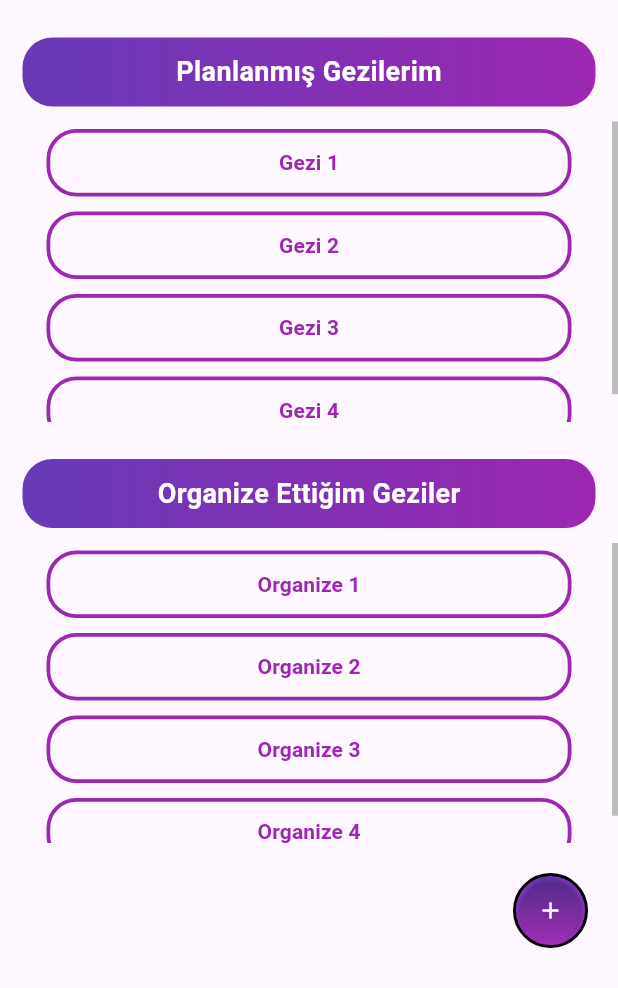
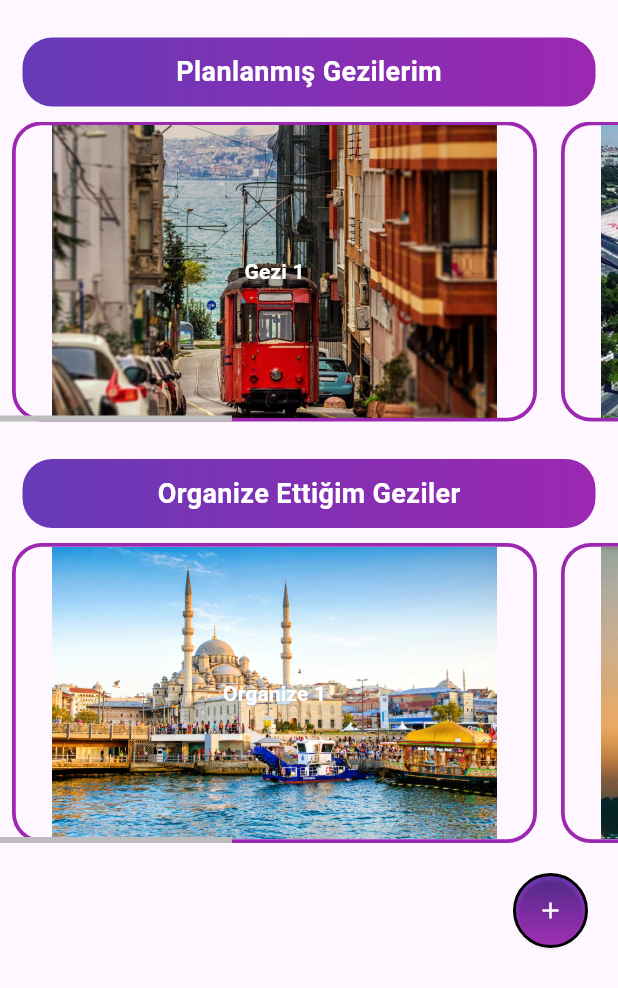
Before and after one commit to Dsoylular/SendeGel, a Flutter app: the HomeWidget screen opened directly, on a phone screen of 412 x 824 dp. Shown: the top 988 px of the screen. Run offline on Flutter 3.47's test engine with Material 3 defaults, Android fonts, the light colour scheme and no system bars.

Commit message:
HomePage görünümü düzeltildi

```diff
--- a/lib/AddNewGezi.dart
+++ b/lib/AddNewGezi.dart
@@ -4,6 +4,9 @@ import 'Chat.dart';
 
 class GeziWidget extends StatelessWidget {
   final String text;
+  final String image;
+
+  const GeziWidget({Key? key, required this.text, required this.image}) : super(key: key);
 
   @override
   Widget build(BuildContext context) {
@@ -53,7 +56,7 @@ class GeziWidget extends StatelessWidget {
             child: ClipRRect(
               borderRadius: BorderRadius.circular(20), // Adjust the radius to your preference
               child: Image.asset(
-                'assets/images/img_1.png',
+                image,
                 fit: BoxFit.cover,
                 width: 300, // Adjust the width and height of the image container as needed
                 height: 200,
@@ -91,7 +94,7 @@ class GeziWidget extends StatelessWidget {
 
           const SizedBox(height: 25),
           Container(
-            color: Colors.purple,
+              color: Colors.purple,
               height: 5,
               width: double.infinity
           ),
@@ -224,6 +227,4 @@ class GeziWidget extends StatelessWidget {
       ),
     );
   }
-
-  const GeziWidget({super.key, required this.text});
 }
--- a/lib/HomePageFiles/EventButton.dart
+++ b/lib/HomePageFiles/EventButton.dart
@@ -1,18 +1,17 @@
 import 'package:flutter/material.dart';
-
 import '../AddNewGezi.dart';
-import '../GeziPage.dart';
 
 class EventButton extends StatelessWidget {
   final String buttonText;
-
-  const EventButton({Key? key, required this.buttonText}) : super(key: key);
+  final String image;
+  const EventButton({Key? key, required this.buttonText, required this.image}) : super(key: key);
 
   @override
   Widget build(BuildContext context) {
+    String helper = image;
     return Container(
       width: 350,
-      height: 45,
+      height: 100, // Adjust the height according to your image size
       decoration: BoxDecoration(
         color: Colors.transparent,
         borderRadius: BorderRadius.circular(20),
@@ -20,25 +19,36 @@ class EventButton extends StatelessWidget {
       ),
       child: ElevatedButton(
         onPressed: () {
-          // TODO: GEZİ DETAYLARININ VE CHATİN GÖZÜKTÜĞÜ EKRANA BAĞLAMA NOKTASI
           Navigator.push(
             context,
-            MaterialPageRoute(builder: (context) => GeziWidget(text: "text")),
+            MaterialPageRoute(builder: (context) => GeziWidget(text: "test", image: helper)),
           );
         },
         style: ElevatedButton.styleFrom(
           backgroundColor: Colors.transparent,
-          foregroundColor: Colors.purple,
+          foregroundColor: Colors.transparent,
           shadowColor: Colors.transparent,
           shape: RoundedRectangleBorder(
             borderRadius: BorderRadius.circular(20),
           ),
         ),
-        child: Text(
-            buttonText,
-          style: const TextStyle(
-            fontWeight: FontWeight.bold,
-          ),
+        child: Stack(
+          fit: StackFit.expand,
+          children: [
+            Image.asset(
+              image,
+              fit: BoxFit.cover, // Cover the entire button with the image
+            ),
+            Center(
+              child: Text(
+                buttonText,
+                style: const TextStyle(
+                  fontWeight: FontWeight.bold,
+                  color: Colors.white, // Set text color to contrast with the background image
+                ),
+              ),
+            ),
+          ],
         ),
       ),
     );
--- a/lib/HomePageFiles/HomePage.dart
+++ b/lib/HomePageFiles/HomePage.dart
@@ -14,13 +14,21 @@ class HomeWidget extends StatelessWidget {
       'Gezi 1', //Örnek katılanacak geziler
       'Gezi 2',
       'Gezi 3',
-      'Gezi 4',
     ];
     List<String> organizedItems = [
       'Organize 1', //Örnek düzenlenen geziler
       'Organize 2',
       'Organize 3',
-      'Organize 4',
+    ];
+    List<String> attendedImages = [
+      'assets/images/img_1.png',
+      'assets/images/img_2.png',
+      'assets/images/img_3.png',
+    ];
+    List<String> organizedImages = [
+      'assets/images/img_4.png',
+      'assets/images/img_5.png',
+      'assets/images/img_6.png',
     ];
 
     ScrollController attendedItemsController = ScrollController();
@@ -67,13 +75,19 @@ class HomeWidget extends StatelessWidget {
                   : Scrollbar(
                 controller: attendedItemsController,
                 thumbVisibility: true,
-                child: ListView(
+                child: ListView.builder(
+                  scrollDirection: Axis.horizontal,
                   controller: attendedItemsController,
                   shrinkWrap: true,
-                  itemExtent: 55,
-                  children: attendedItems
-                      .map((item) => Center(child: EventButton(buttonText: item)))
-                      .toList(),
+                  itemCount: attendedItems.length,
+                  itemBuilder: (context, index) {
+                    final item = attendedItems[index];
+                    final img = attendedImages[index];
+                    return Padding(
+                      padding: const EdgeInsets.symmetric(horizontal: 8.0),
+                      child: EventButton(buttonText: item, image: img),
+                    );
+                  },
                 ),
               ),
             ),
@@ -109,13 +123,19 @@ class HomeWidget extends StatelessWidget {
                   : Scrollbar(
                 controller: organizedItemsController,
                 thumbVisibility: true,
-                child: ListView(
+                child: ListView.builder(
+                  scrollDirection: Axis.horizontal,
                   controller: organizedItemsController,
                   shrinkWrap: true,
-                  itemExtent: 55,
-                  children: organizedItems
-                      .map((item) => Center(child: EventButton(buttonText: item)))
-                      .toList(),
+                  itemCount: organizedItems.length,
+                  itemBuilder: (context, index) {
+                    final item = organizedItems[index];
+                    final img = organizedImages[index];
+                    return Padding(
+                      padding: const EdgeInsets.symmetric(horizontal: 8.0),
+                      child: EventButton(buttonText: item, image: img),
+                    );
+                  },
                 ),
               ),
             ),
--- a/pubspec.yaml
+++ b/pubspec.yaml
@@ -64,6 +64,11 @@ flutter:
   assets:
     - assets/images/img.png
     - assets/images/img_1.png
+    - assets/images/img_2.png
+    - assets/images/img_3.png
+    - assets/images/img_4.png
+    - assets/images/img_5.png
+    - assets/images/img_6.png
   # assets:
   #   - images/a_dot_burr.jpeg
   #   - images/a_dot_ham.jpeg
```
Also changed, not shown: assets/images/img_2.png (added), assets/images/img_3.png (added), assets/images/img_4.png (added), assets/images/img_5.png (added), assets/images/img_6.png (added).
